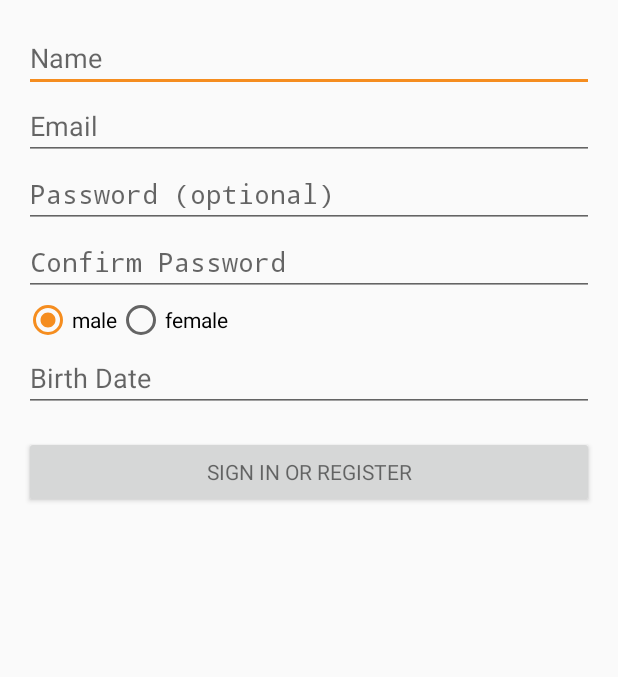
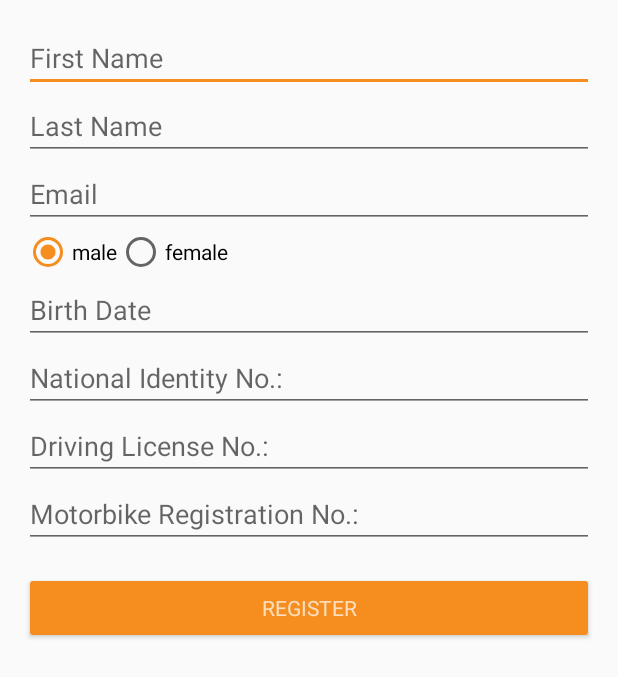
Before and after one commit to sakibrahmanchy/chatga-ride-driver, an Android app: the RegistrationActivity screen opened directly, with no data from a screen before it, on a phone screen of 412 x 824 dp. Shown: the top 677 px of the screen. Run offline under Robolectric (Android 15) with nearby library versions, the phone set to English and light mode, and no system bars.

Commit message:
Recent Update

```diff
--- a/app/src/main/java/com/chaatgadrive/arif/chaatgadrive/RegistrationActivity.java
+++ b/app/src/main/java/com/chaatgadrive/arif/chaatgadrive/RegistrationActivity.java
@@ -13,16 +13,13 @@ import android.support.design.widget.Snackbar;
 import android.text.InputType;
 import android.text.TextUtils;
 import android.util.Log;
-import android.view.KeyEvent;
 import android.view.View;
 import android.view.View.OnClickListener;
-import android.view.inputmethod.EditorInfo;
 import android.widget.AutoCompleteTextView;
 import android.widget.Button;
 import android.widget.DatePicker;
 import android.widget.EditText;
 import android.widget.RadioGroup;
-import android.widget.TextView;
 
 import com.chaatgadrive.arif.chaatgadrive.models.ApiModels.RegistrationModels.RegistrationModel;
 import com.chaatgadrive.arif.chaatgadrive.rest.ApiClient;
@@ -57,16 +54,16 @@ public class RegistrationActivity extends Activity {
 
     // UI references.
     private AutoCompleteTextView mEmailView;
-    private EditText mPasswordView;
-    private EditText Username;
+    private EditText userFirstName,userLastName;
     private View mProgressView;
     private View mLoginFormView;
     private RadioGroup mGender;
-    private EditText mConfirmPasswordView;
-    private  String email,phoneNumber,userName,password,gender,deviceToken,birthDate;
+    private  String email,phoneNumber, firstName,lastName,password,gender,
+            deviceToken,birthDate, nid, drivingLicense, motorbikeRegistration;
     private   ApiInterface apiService ;
     private ProgressDialog dialog;
     private EditText birthDayText;
+    private EditText nidText, drivingLicenseText, motorbikeRegistrationText;
     private DatePickerDialog birthDayPickerDialog;
     private SimpleDateFormat dateFormatter;
 
@@ -81,11 +78,12 @@ public class RegistrationActivity extends Activity {
 
         mEmailView = (AutoCompleteTextView) findViewById(R.id.email);
         mGender = (RadioGroup) findViewById(R.id.gender_radio_group);
-        mConfirmPasswordView = (EditText) findViewById(R.id.confirmPassword);
-        mPasswordView = (EditText) findViewById(R.id.password);
-        Username = (EditText) findViewById(R.id.userName);
+        userFirstName = (EditText) findViewById(R.id.userFirstName);
+        userLastName = (EditText) findViewById(R.id.userLastName);
         dateFormatter = new SimpleDateFormat("YYYY-MM-DD", Locale.US);
         phoneNumber = getIntent().getStringExtra("phoneNumber");
+
+
 
         birthDayText = (EditText) findViewById(R.id.birthday_edittext);
         birthDayText.setInputType(InputType.TYPE_NULL);
@@ -96,17 +94,11 @@ public class RegistrationActivity extends Activity {
             }
         });
 
+        nidText = (EditText) findViewById(R.id.nid_edittext);
+        drivingLicenseText = (EditText) findViewById(R.id.driving_license_edittext);
+        motorbikeRegistrationText = (EditText) findViewById(R.id.motorbike_registration_edittext);
+
         setDateTimeField();
-        mPasswordView.setOnEditorActionListener(new TextView.OnEditorActionListener() {
-            @Override
-            public boolean onEditorAction(TextView textView, int id, KeyEvent keyEvent) {
-                if (id == R.id.login || id == EditorInfo.IME_NULL) {
-                    attemptLogin();
-                    return true;
-                }
-                return false;
-            }
-        });
 
         Button mEmailSignInButton = (Button) findViewById(R.id.email_sign_in_button);
         mEmailSignInButton.setOnClickListener(new OnClickListener() {
@@ -148,16 +140,17 @@ public class RegistrationActivity extends Activity {
 
         boolean ok=true;
         mEmailView.setError(null);
-        mPasswordView.setError(null);
-        Username.setError(null);
+        userFirstName.setError(null);
 
         email = mEmailView.getText().toString();
-        password = mPasswordView.getText().toString();
-        userName = Username.getText().toString();
+        firstName = userFirstName.getText().toString();
+        lastName = userLastName.getText().toString();
         deviceToken = FirebaseWrapper.getDeviceToken();
         birthDate = birthDayText.getText().toString();
+        nid = nidText.getText().toString();
+        drivingLicense = drivingLicenseText.getText().toString();
+        motorbikeRegistration = motorbikeRegistrationText.getText().toString();
 
-        String confrimPassowrd = mConfirmPasswordView.getText().toString();
         int selectedId = mGender.getCheckedRadioButtonId();
 
         if(selectedId == R.id.female_radio_btn)
@@ -168,25 +161,9 @@ public class RegistrationActivity extends Activity {
         boolean cancel = false;
         View focusView = null;
 
-        // Check for a valid password, if the user entered one.
-        if (!TextUtils.isEmpty(password) && !isPasswordValid(password)) {
-            mPasswordView.setError(getString(R.string.error_invalid_password));
-            focusView = mPasswordView;
-            cancel = true;
-            ok=false;
-        }
-
-        // Check for a confirmposword, if the user entered one.
-        if (!password.equals(confrimPassowrd)) {
-            mPasswordView.setError("password not match");
-            focusView = mPasswordView;
-            cancel = true;
-            ok=false;
-        }
-
-        if (TextUtils.isEmpty(userName)) {
+        if (TextUtils.isEmpty(firstName)) {
             mEmailView.setError(getString(R.string.error_field_required));
-            focusView = Username;
+            focusView = userFirstName;
             cancel = true;
             ok=false;
         }
@@ -247,17 +224,15 @@ public class RegistrationActivity extends Activity {
         dialog.setMessage("Please Wait..");
         dialog.show();
 
-       // Call<RegistrationModel> call = apiService.signUpClient(userName,"shaikat",email,"01815003723",password,"","",gender);
-        Call<RegistrationModel> call = apiService.signUpClient(userName,userName,email,phoneNumber,password, deviceToken, birthDate,gender);
+       // Call<RegistrationModel> call = apiService.signUpClient(firstName,"shaikat",email,"01815003723",password,"","",gender);
+        Call<RegistrationModel> call = apiService.signUpRider(firstName, lastName,email,phoneNumber,
+                                                                deviceToken, birthDate,gender, nid,drivingLicense,motorbikeRegistration);
 
         call.enqueue(new Callback<RegistrationModel>() {
             @Override
             public void onResponse(Call<RegistrationModel> call, Response<RegistrationModel> response) {
 
                 int statusCode = response.code();
-                String testStatusCode = statusCode+"";
-                Snackbar.make(findViewById(android.R.id.content), testStatusCode,
-                        Snackbar.LENGTH_SHORT).show();
                 dialog.dismiss();
                 switch(statusCode){
 
@@ -334,14 +309,6 @@ public class RegistrationActivity extends Activity {
                                 Snackbar.LENGTH_SHORT).show();
                         break;
                 }
-//                if(status.equals("true") && statusCode == 200){
-//                    Intent intent = new Intent(UserCheckActivity.this, MapActivity.class);
-//                    intent.putExtra("phoneNumber",phoneNumber);
-//                    startActivity(intent);
-//                }else{
-//                    Snackbar.make(findViewById(android.R.id.content), "Error Verifying.",
-//                            Snackbar.LENGTH_SHORT).show();
-//                }
             }
 
             @Override
--- a/app/src/main/java/com/chaatgadrive/arif/chaatgadrive/UserCheckActivity.java
+++ b/app/src/main/java/com/chaatgadrive/arif/chaatgadrive/UserCheckActivity.java
@@ -95,7 +95,7 @@ public class UserCheckActivity extends Activity {
         dialog.setMessage("Please Wait..");
         dialog.show();
 
-        Call<UserCheckResponse> call = apiService.checkUser("+88"+phoneNumber);
+        Call<UserCheckResponse> call = apiService.checkUser(phoneNumber);
 
         call.enqueue(new Callback<UserCheckResponse>() {
             @Override
@@ -220,7 +220,6 @@ public class UserCheckActivity extends Activity {
         dialog.setMessage("Logging in To App..");
         dialog.show();
 
-        //String deviceToken = "asfs2xfasas2xx";
         String deviceToken = FirebaseWrapper.getDeviceToken();
         String authHeader = "Bearer "+pref.getString("access_token",null);
         Call<LoginModel> call = apiService.loginUser(authHeader,phoneNumber, deviceToken);
--- a/app/src/main/java/com/chaatgadrive/arif/chaatgadrive/UserInformation.java
+++ b/app/src/main/java/com/chaatgadrive/arif/chaatgadrive/UserInformation.java
@@ -1,10 +1,10 @@
-package com.demoriderctg.arif.demorider;
+package com.chaatgadrive.arif.chaatgadrive;
 
 import android.content.Context;
 import android.content.SharedPreferences;
-import android.preference.PreferenceManager;
 
-import com.demoriderctg.arif.demorider.models.ApiModels.LoginModels.LoginData;
+
+import com.chaatgadrive.arif.chaatgadrive.models.ApiModels.LoginModels.LoginData;
 import com.google.gson.Gson;
 
 /**
--- a/app/src/main/java/com/chaatgadrive/arif/chaatgadrive/rest/ApiInterface.java
+++ b/app/src/main/java/com/chaatgadrive/arif/chaatgadrive/rest/ApiInterface.java
@@ -27,7 +27,7 @@ public interface ApiInterface {
     @GET("chaatga_rider/api/v1/users/")
     Call<ArrayList<User>> getAllUsers(@Header("Authorization") String authHeader, @Header("Accept") String authType);
 
-    @GET("api/v1/user_exists")
+    @GET("api/v1/driver_exists")
     Call<UserCheckResponse> checkUser(@Query("phoneNumber") String phoneNumber);
 
 
@@ -50,14 +50,16 @@ public interface ApiInterface {
 
     @POST("api/v1/rider")
     @FormUrlEncoded
-    Call<RegistrationModel> signUpClient(@Field("first_name") String firstName,
+    Call<RegistrationModel> signUpRider(@Field("first_name") String firstName,
                                          @Field("last_name") String lastName,
                                          @Field("email") String email,
                                          @Field("phone_number") String phoneNumber,
-                                         @Field("password") String password,
                                          @Field("device_token") String deviceToken,
                                          @Field("birth_date") String birthDate,
-                                         @Field("gender") String gender);
+                                         @Field("gender") String gender,
+                                         @Field("nid") String nid,
+                                         @Field("driving_license") String drivingLicense,
+                                         @Field("motorbike_registration") String motorbikeRegistration);
 
 
 }
--- a/app/src/main/res/layout/activity_registration.xml
+++ b/app/src/main/res/layout/activity_registration.xml
@@ -33,13 +33,23 @@
             android:orientation="vertical">
 
             <EditText
-                android:id="@+id/userName"
+                android:id="@+id/userFirstName"
                 android:layout_width="match_parent"
                 android:layout_height="wrap_content"
-                android:hint="Name"
+                android:hint="First Name"
                 android:inputType="text"
                 android:maxLines="1"
                 android:singleLine="true" />
+
+            <EditText
+                android:id="@+id/userLastName"
+                android:layout_width="match_parent"
+                android:layout_height="wrap_content"
+                android:hint="Last Name"
+                android:inputType="text"
+                android:maxLines="1"
+                android:singleLine="true" />
+
 
             <AutoCompleteTextView
                 android:id="@+id/email"
@@ -47,28 +57,6 @@
                 android:layout_height="wrap_content"
                 android:hint="@string/prompt_email"
                 android:inputType="textEmailAddress"
-                android:maxLines="1"
-                android:singleLine="true" />
-
-            <EditText
-                android:id="@+id/password"
-                android:layout_width="match_parent"
-                android:layout_height="wrap_content"
-                android:hint="@string/prompt_password"
-                android:imeActionId="@+id/login"
-                android:imeActionLabel="@string/action_sign_in_short"
-                android:imeOptions="actionUnspecified"
-                android:inputType="textPassword"
-                android:maxLines="1"
-                android:singleLine="true" />
-
-            <EditText
-                android:id="@+id/confirmPassword"
-                android:layout_width="match_parent"
-                android:layout_height="wrap_content"
-                android:hint="Confirm Password"
-
-                android:inputType="textPassword"
                 android:maxLines="1"
                 android:singleLine="true" />
 
@@ -100,13 +88,35 @@
                 android:layout_weight=".5"
                 android:hint="Birth Date" />
 
+            <EditText
+                android:id="@+id/nid_edittext"
+                android:layout_width="match_parent"
+                android:layout_height="wrap_content"
+                android:layout_weight=".5"
+                android:hint="National Identity No.:" />
+
+            <EditText
+                android:id="@+id/driving_license_edittext"
+                android:layout_width="match_parent"
+                android:layout_height="wrap_content"
+                android:layout_weight=".5"
+                android:hint="Driving License No.:" />
+
+            <EditText
+                android:id="@+id/motorbike_registration_edittext"
+                android:layout_width="match_parent"
+                android:layout_height="wrap_content"
+                android:layout_weight=".5"
+                android:hint="Motorbike Registration No.:" />
+
             <Button
                 android:id="@+id/email_sign_in_button"
                 style="?android:textAppearanceSmall"
                 android:layout_width="match_parent"
                 android:layout_height="wrap_content"
                 android:layout_marginTop="16dp"
-                android:text="@string/action_sign_in" />
+                android:text="@string/action_sign_in"
+                android:theme="@style/ThemeOverlay.MyDarkButton"/>
 
         </LinearLayout>
     </ScrollView>
--- a/app/src/main/res/values/strings.xml
+++ b/app/src/main/res/values/strings.xml
@@ -16,7 +16,7 @@
     <string name="action_sign_in_with_phone_number">Login with phone number</string>
     <string name="prompt_email">Email</string>
     <string name="prompt_password">Password (optional)</string>
-    <string name="action_sign_in">Sign in or register</string>
+    <string name="action_sign_in">Register</string>
     <string name="action_sign_in_short">Sign in</string>
     <string name="error_invalid_email">This email address is invalid</string>
     <string name="error_invalid_password">This password is too short</string>
```
Also changed, not shown: app/src/main/java/com/chaatgadrive/arif/chaatgadrive/MainActivity.java (+18 -9 lines), app/src/main/java/com/chaatgadrive/arif/chaatgadrive/PhoneVerificationActivity.java (+10 -6 lines).
